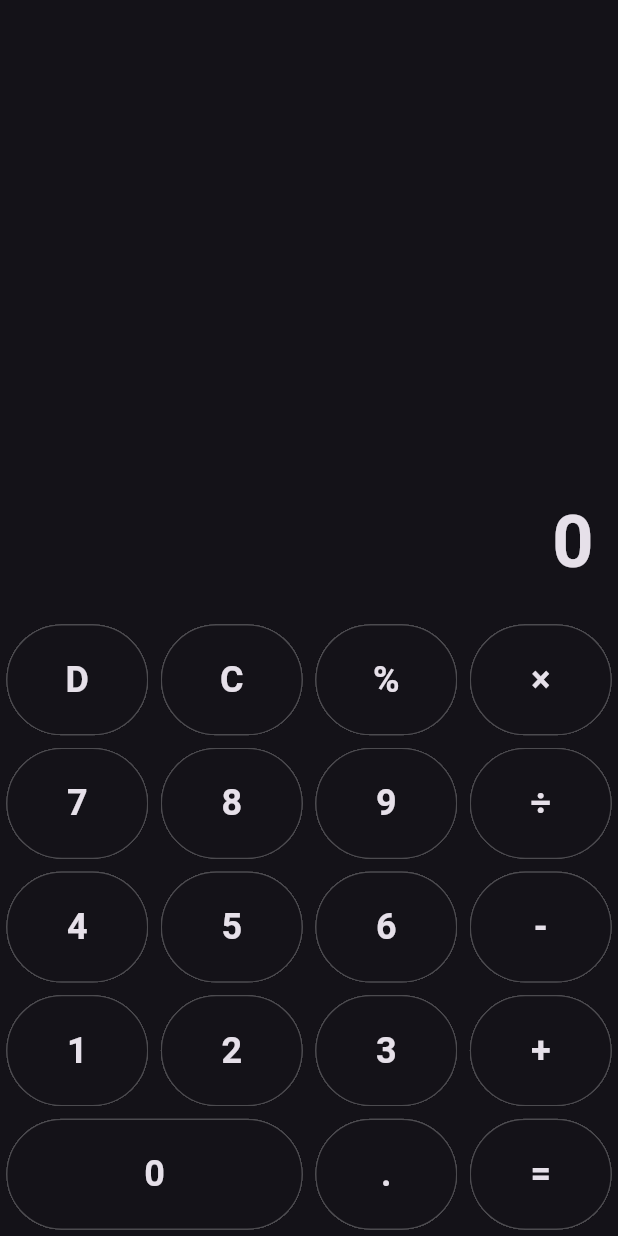
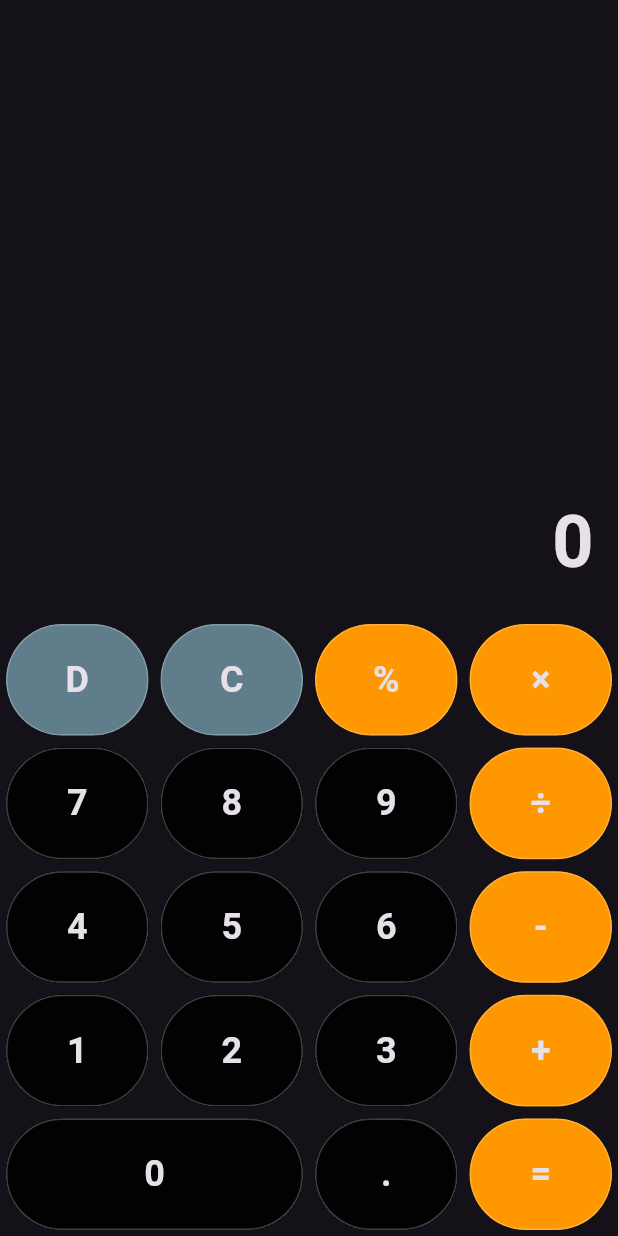
Before and after one commit to MSAJayathunga/Simple-Calculatror, a Flutter app: the screen it shows after launch, on a phone screen of 412 x 824 dp. Run offline on Flutter 3.47's test engine with Material 3 defaults, Android fonts, the phone set to English and light mode, and no system bars.

Commit message:
Update calcualtor_screen.dart
Enhance the app interface by adding colors to the buttons.

```diff
--- a/lib/calcualtor_screen.dart
+++ b/lib/calcualtor_screen.dart
@@ -68,7 +68,7 @@ class _CalculatorScreenState extends State<CalculatorScreen> {
     return Padding(
       padding: const EdgeInsets.all(4.0),
       child: Material(
-        // color: getBtnColor(value),
+        color: getBtnColor(value),
         clipBehavior: Clip.hardEdge,
         shape: OutlineInputBorder(
           borderSide: const BorderSide(
@@ -241,4 +241,18 @@ class _CalculatorScreenState extends State<CalculatorScreen> {
 
     setState(() {});
   }
+    Color getBtnColor(value) {
+    return [Btn.del, Btn.clr].contains(value)
+        ? Colors.blueGrey
+        : [
+            Btn.per,
+            Btn.multiply,
+            Btn.add,
+            Btn.subtract,
+            Btn.divide,
+            Btn.calculate,
+          ].contains(value)
+            ? Colors.orange
+            : Colors.black87;
+  }
 }
```
